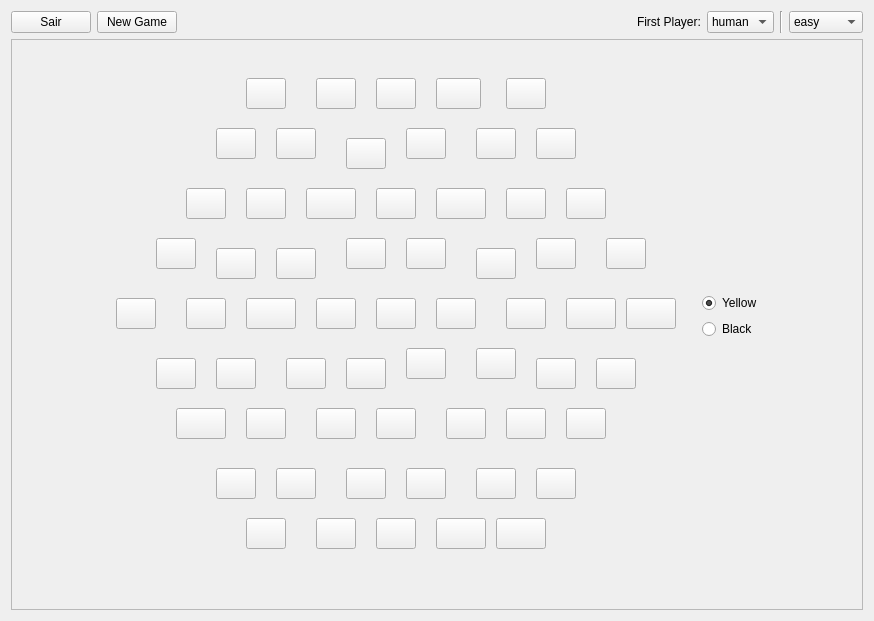
Above: gamingWorkout/Produto/produto.ui from afonsonf/gamingworkout before the change. Below: the same form after it.
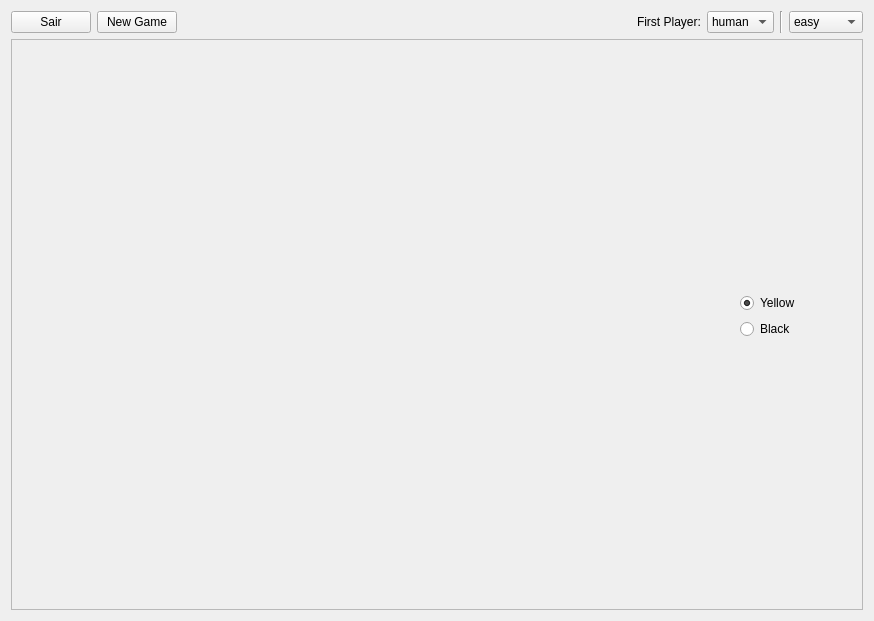
That is the form after the change. Icons and pictures are not drawn.

```diff
--- a/gamingWorkout/Produto/produto.ui
+++ b/gamingWorkout/Produto/produto.ui
@@ -146,7 +146,7 @@
        </spacer>
       </item>
       <item>
-       <layout class="QHBoxLayout" name="horizontalLayout_4" stretch="1,0,2">
+       <layout class="QHBoxLayout" name="horizontalLayout_4" stretch="1,0,1">
         <item>
          <spacer name="horizontalSpacer_5">
           <property name="orientation">
@@ -208,7 +208,7 @@
             <string/>
            </property>
            <property name="flat">
-            <bool>false</bool>
+            <bool>true</bool>
            </property>
           </widget>
           <widget class="QPushButton" name="b00">
@@ -254,7 +254,7 @@
             <bool>false</bool>
            </property>
            <property name="flat">
-            <bool>false</bool>
+            <bool>true</bool>
            </property>
           </widget>
           <widget class="QPushButton" name="b02">
@@ -288,7 +288,7 @@
             <string/>
            </property>
            <property name="flat">
-            <bool>false</bool>
+            <bool>true</bool>
            </property>
           </widget>
           <widget class="QPushButton" name="b03">
@@ -322,7 +322,7 @@
             <string/>
            </property>
            <property name="flat">
-            <bool>false</bool>
+            <bool>true</bool>
            </property>
           </widget>
           <widget class="QPushButton" name="b04">
@@ -356,7 +356,7 @@
             <string/>
            </property>
            <property name="flat">
-            <bool>false</bool>
+            <bool>true</bool>
            </property>
           </widget>
           <widget class="QPushButton" name="b10">
@@ -390,7 +390,7 @@
             <string/>
            </property>
            <property name="flat">
-            <bool>false</bool>
+            <bool>true</bool>
            </property>
           </widget>
           <widget class="QPushButton" name="b11">
@@ -424,7 +424,7 @@
             <string/>
            </property>
            <property name="flat">
-            <bool>false</bool>
+            <bool>true</bool>
            </property>
           </widget>
           <widget class="QPushButton" name="b12">
@@ -458,7 +458,7 @@
             <string/>
            </property>
            <property name="flat">
-            <bool>false</bool>
+            <bool>true</bool>
            </property>
           </widget>
           <widget class="QPushButton" name="b13">
@@ -492,7 +492,7 @@
             <string/>
            </property>
            <property name="flat">
-            <bool>false</bool>
+            <bool>true</bool>
            </property>
           </widget>
           <widget class="QPushButton" name="b14">
@@ -526,7 +526,7 @@
             <string/>
            </property>
            <property name="flat">
-            <bool>false</bool>
+            <bool>true</bool>
            </property>
           </widget>
           <widget class="QPushButton" name="b15">
@@ -560,7 +560,7 @@
             <string/>
            </property>
            <property name="flat">
-            <bool>false</bool>
+            <bool>true</bool>
            </property>
           </widget>
           <widget class="QPushButton" name="b20">
@@ -594,7 +594,7 @@
             <string/>
            </property>
            <property name="flat">
-            <bool>false</bool>
+            <bool>true</bool>
            </property>
           </widget>
           <widget class="QPushButton" name="b21">
@@ -628,7 +628,7 @@
             <string/>
            </property>
            <property name="flat">
-            <bool>false</bool>
+            <bool>true</bool>
            </property>
           </widget>
           <widget class="QPushButton" name="b22">
@@ -662,7 +662,7 @@
             <string/>
            </property>
            <property name="flat">
-            <bool>false</bool>
+            <bool>true</bool>
            </property>
           </widget>
           <widget class="QPushButton" name="b23">
@@ -696,7 +696,7 @@
             <string/>
            </property>
            <property name="flat">
-            <bool>false</bool>
+            <bool>true</bool>
            </property>
           </widget>
           <widget class="QPushButton" name="b24">
@@ -730,7 +730,7 @@
             <string/>
            </property>
            <property name="flat">
-            <bool>false</bool>
+            <bool>true</bool>
            </property>
           </widget>
           <widget class="QPushButton" name="b25">
@@ -764,7 +764,7 @@
             <string/>
            </property>
            <property name="flat">
-            <bool>false</bool>
+            <bool>true</bool>
            </property>
           </widget>
           <widget class="QPushButton" name="b26">
@@ -798,7 +798,7 @@
             <string/>
            </property>
            <property name="flat">
-            <bool>false</bool>
+            <bool>true</bool>
            </property>
           </widget>
           <widget class="QPushButton" name="b37">
@@ -832,7 +832,7 @@
             <string/>
            </property>
            <property name="flat">
-            <bool>false</bool>
+            <bool>true</bool>
            </property>
           </widget>
           <widget class="QPushButton" name="b36">
@@ -866,7 +866,7 @@
             <string/>
            </property>
            <property name="flat">
-            <bool>false</bool>
+            <bool>true</bool>
            </property>
           </widget>
           <widget class="QPushButton" name="b35">
@@ -900,7 +900,7 @@
             <string/>
            </property>
            <property name="flat">
-            <bool>false</bool>
+            <bool>true</bool>
            </property>
           </widget>
           <widget class="QPushButton" name="b34">
@@ -934,7 +934,7 @@
             <string/>
            </property>
            <property name="flat">
-            <bool>false</bool>
+            <bool>true</bool>
            </property>
           </widget>
           <widget class="QPushButton" name="b33">
@@ -968,7 +968,7 @@
             <string/>
            </property>
            <property name="flat">
-            <bool>false</bool>
+            <bool>true</bool>
            </property>
           </widget>
           <widget class="QPushButton" name="b32">
@@ -1002,7 +1002,7 @@
             <string/>
            </property>
            <property name="flat">
-            <bool>false</bool>
+            <bool>true</bool>
            </property>
           </widget>
           <widget class="QPushButton" name="b31">
@@ -1036,7 +1036,7 @@
             <string/>
            </property>
            <property name="flat">
-            <bool>false</bool>
+            <bool>true</bool>
            </property>
           </widget>
           <widget class="QPushButton" name="b30">
@@ -1070,7 +1070,7 @@
             <string/>
            </property>
            <property name="flat">
-            <bool>false</bool>
+            <bool>true</bool>
            </property>
           </widget>
           <widget class="QPushButton" name="b40">
@@ -1104,7 +1104,7 @@
             <string/>
            </property>
            <property name="flat">
-            <bool>false</bool>
+            <bool>true</bool>
            </property>
           </widget>
           <widget class="QPushButton" name="b41">
@@ -1138,7 +1138,7 @@
             <string/>
            </property>
            <property name="flat">
-            <bool>false</bool>
+            <bool>true</bool>
            </property>
           </widget>
           <widget class="QPushButton" name="b42">
@@ -1172,7 +1172,7 @@
             <string/>
            </property>
            <property name="flat">
-            <bool>false</bool>
+            <bool>true</bool>
            </property>
           </widget>
           <widget class="QPushButton" name="b43">
@@ -1206,7 +1206,7 @@
             <string/>
            </property>
            <property name="flat">
-            <bool>false</bool>
+            <bool>true</bool>
            </property>
           </widget>
           <widget class="QPushButton" name="b44">
@@ -1240,7 +1240,7 @@
             <string/>
            </property>
            <property name="flat">
-            <bool>false</bool>
+            <bool>true</bool>
            </property>
           </widget>
           <widget class="QPushButton" name="b45">
@@ -1274,7 +1274,7 @@
             <string/>
            </property>
            <property name="flat">
-            <bool>false</bool>
+            <bool>true</bool>
            </property>
           </widget>
           <widget class="QPushButton" name="b46">
@@ -1308,7 +1308,7 @@
             <string/>
            </property>
            <property name="flat">
-            <bool>false</bool>
+            <bool>true</bool>
            </property>
           </widget>
           <widget class="QPushButton" name="b47">
@@ -1342,7 +1342,7 @@
             <string/>
            </property>
            <property name="flat">
-            <bool>false</bool>
+            <bool>true</bool>
            </property>
           </widget>
           <widget class="QPushButton" name="b48">
@@ -1376,7 +1376,7 @@
             <string/>
            </property>
            <property name="flat">
-            <bool>false</bool>
+            <bool>true</bool>
            </property>
           </widget>
           <widget class="QPushButton" name="b57">
@@ -1410,7 +1410,7 @@
             <string/>
            </property>
            <property name="flat">
-            <bool>false</bool>
+            <bool>true</bool>
            </property>
           </widget>
           <widget class="QPushButton" name="b56">
@@ -1444,7 +1444,7 @@
             <string/>
            </property>
            <property name="flat">
-            <bool>false</bool>
+            <bool>true</bool>
            </property>
           </widget>
           <widget class="QPushButton" name="b55">
@@ -1478,7 +1478,7 @@
             <string/>
            </property>
            <property name="flat">
-            <bool>false</bool>
+            <bool>true</bool>
            </property>
           </widget>
           <widget class="QPushButton" name="b54">
@@ -1512,7 +1512,7 @@
             <string/>
            </property>
            <property name="flat">
-            <bool>false</bool>
+            <bool>true</bool>
            </property>
           </widget>
           <widget class="QPushButton" name="b53">
@@ -1546,7 +1546,7 @@
             <string/>
            </property>
            <property name="flat">
-            <bool>false</bool>
+            <bool>true</bool>
            </property>
           </widget>
           <widget class="QPushButton" name="b52">
@@ -1580,7 +1580,7 @@
             <string/>
            </property>
            <property name="flat">
-            <bool>false</bool>
+            <bool>true</bool>
            </property>
           </widget>
           <widget class="QPushButton" name="b51">
@@ -1614,7 +1614,7 @@
             <string/>
            </property>
            <property name="flat">
-            <bool>false</bool>
+            <bool>true</bool>
            </property>
           </widget>
           <widget class="QPushButton" name="b50">
@@ -1648,7 +1648,7 @@
             <string/>
            </property>
            <property name="flat">
-            <bool>false</bool>
+            <bool>true</bool>
            </property>
           </widget>
           <widget class="QPushButton" name="b60">
@@ -1682,7 +1682,7 @@
             <string/>
            </property>
            <property name="flat">
-            <bool>false</bool>
+            <bool>true</bool>
            </property>
           </widget>
           <widget class="QPushButton" name="b61">
@@ -1716,7 +1716,7 @@
             <string/>
            </property>
            <property name="flat">
-            <bool>false</bool>
+            <bool>true</bool>
            </property>
           </widget>
           <widget class="QPushButton" name="b62">
@@ -1750,7 +1750,7 @@
             <string/>
            </property>
            <property name="flat">
-            <bool>false</bool>
+            <bool>true</bool>
            </property>
           </widget>
           <widget class="QPushButton" name="b63">
@@ -1784,7 +1784,7 @@
             <string/>
            </property>
            <property name="flat">
-            <bool>false</bool>
+            <bool>true</bool>
            </property>
           </widget>
           <widget class="QPushButton" name="b64">
@@ -1818,7 +1818,7 @@
             <string/>
            </property>
            <property name="flat">
-            <bool>false</bool>
+            <bool>true</bool>
            </property>
           </widget>
           <widget class="QPushButton" name="b65">
@@ -1852,7 +1852,7 @@
             <string/>
            </property>
            <property name="flat">
-            <bool>false</bool>
+            <bool>true</bool>
            </property>
           </widget>
           <widget class="QPushButton" name="b66">
@@ -1886,7 +1886,7 @@
             <string/>
            </property>
            <property name="flat">
-            <bool>false</bool>
+            <bool>true</bool>
            </property>
           </widget>
           <widget class="QPushButton" name="b75">
@@ -1920,7 +1920,7 @@
             <string/>
            </property>
            <property name="flat">
-            <bool>false</bool>
+            <bool>true</bool>
            </property>
           </widget>
           <widget class="QPushButton" name="b74">
@@ -1954,7 +1954,7 @@
             <string/>
            </property>
            <property name="flat">
-            <bool>false</bool>
+            <bool>true</bool>
            </property>
           </widget>
           <widget class="QPushButton" name="b73">
@@ -1988,7 +1988,7 @@
             <string/>
            </property>
            <property name="flat">
-            <bool>false</bool>
+            <bool>true</bool>
            </property>
           </widget>
           <widget class="QPushButton" name="b72">
@@ -2022,7 +2022,7 @@
             <string/>
            </property>
            <property name="flat">
-            <bool>false</bool>
+            <bool>true</bool>
            </property>
           </widget>
           <widget class="QPushButton" name="b71">
@@ -2056,7 +2056,7 @@
             <string/>
            </property>
            <property name="flat">
-            <bool>false</bool>
+            <bool>true</bool>
            </property>
           </widget>
           <widget class="QPushButton" name="b70">
@@ -2090,7 +2090,7 @@
             <string/>
            </property>
            <property name="flat">
-            <bool>false</bool>
+            <bool>true</bool>
            </property>
           </widget>
           <widget class="QPushButton" name="b80">
@@ -2124,7 +2124,7 @@
             <string/>
            </property>
            <property name="flat">
-            <bool>false</bool>
+            <bool>true</bool>
            </property>
           </widget>
           <widget class="QPushButton" name="b81">
@@ -2158,7 +2158,7 @@
             <string/>
            </property>
            <property name="flat">
-            <bool>false</bool>
+            <bool>true</bool>
            </property>
           </widget>
           <widget class="QPushButton" name="b82">
@@ -2192,7 +2192,7 @@
             <string/>
            </property>
            <property name="flat">
-            <bool>false</bool>
+            <bool>true</bool>
            </property>
           </widget>
           <widget class="QPushButton" name="b83">
@@ -2226,7 +2226,7 @@
             <string/>
            </property>
            <property name="flat">
-            <bool>false</bool>
+            <bool>true</bool>
            </property>
           </widget>
           <widget class="QPushButton" name="b84">
@@ -2260,7 +2260,7 @@
             <string/>
            </property>
            <property name="flat">
-            <bool>false</bool>
+            <bool>true</bool>
            </property>
           </widget>
          </widget>
```
